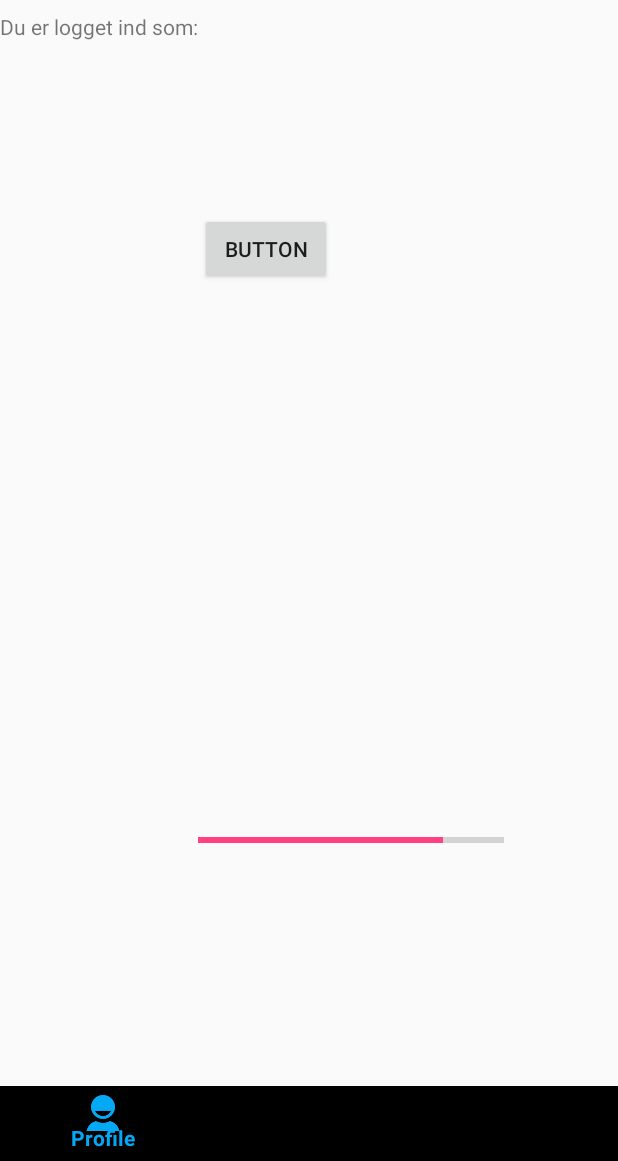
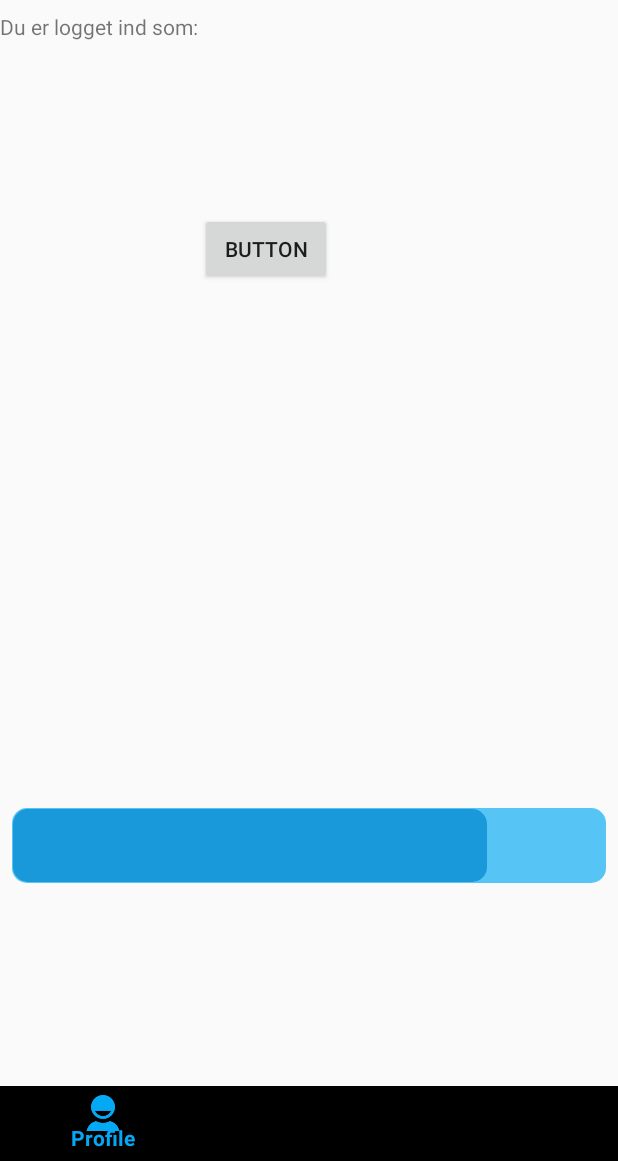
Before and after one commit to Elfernovich/TestTest1, an Android app: the screen it shows after launch once a user with an empty profile is signed in (ProfileActivity), on a phone screen of 412 x 824 dp, the part 75-1236 px from its top. Run offline under Robolectric (Android 15) with nearby library versions, the phone set to English and light mode, and no system bars; our stand-ins replace Firebase (no records; nobody signed in at launch, a user with empty details on screens opened directly).

Commit message:
Epic fail

```diff
--- a/app/src/main/AndroidManifest.xml
+++ b/app/src/main/AndroidManifest.xml
@@ -1,8 +1,11 @@
 <?xml version="1.0" encoding="utf-8"?>
 <manifest xmlns:android="http://schemas.android.com/apk/res/android"
     package="com.example.anders.createuserapp">
+    <uses-permission
+        android:name="android.permission.INTERNET"></uses-permission>
 
     <application
+
         android:allowBackup="true"
         android:icon="@mipmap/ic_launcher"
         android:label="@string/app_name"
--- a/app/src/main/java/com/example/anders/createuserapp/EditUserDataActivity.java
+++ b/app/src/main/java/com/example/anders/createuserapp/EditUserDataActivity.java
@@ -95,7 +95,7 @@ public class EditUserDataActivity extends AppCompatActivity {
         // database and pick the data of the current logged in user
         for(DataSnapshot ds : dataSnapshot.getChildren()){
             User userInfo = new User();
-            userInfo.setEmail(ds.child(userID).getValue(User.class).getEmail()); // set the email
+            userInfo.setEmail(ds.child(userID).child("email").getValue(User.class).getEmail()); // set the email
             userInfo.setFirstName(ds.child(userID).getValue(User.class).getFirstName()); // set the first name
             userInfo.setLastName(ds.child(userID).getValue(User.class).getLastName()); // set the last name
             userInfo.setMemberNumber(ds.child(userID).getValue(User.class).getMemberNumber()); // set the member number
--- a/app/src/main/java/com/example/anders/createuserapp/ProfileActivity.java
+++ b/app/src/main/java/com/example/anders/createuserapp/ProfileActivity.java
@@ -7,6 +7,7 @@ import android.support.annotation.NonNull;
 import android.support.design.widget.BottomNavigationView;
 import android.support.v7.app.AppCompatActivity;
 import android.support.v7.widget.Toolbar;
+import android.util.Log;
 import android.view.Menu;
 import android.view.MenuInflater;
 import android.view.MenuItem;
@@ -18,8 +19,10 @@ import com.google.firebase.auth.FirebaseAuth;
 import com.google.firebase.auth.FirebaseUser;
 
 public class ProfileActivity extends AppCompatActivity{
+    private static final String TAG = "ProfileActivity";
 
     private FirebaseAuth mAuth;
+    private FirebaseAuth.AuthStateListener mAuthListener;
     TextView email;
     ProgressBar prgBar;
     BottomNavigationView bottomNavigationView;
@@ -39,7 +42,7 @@ public class ProfileActivity extends AppCompatActivity{
 
 
         loadUserInformation();
-        prgBar.setProgress(80);
+        setProgressBar();
 
 
 
@@ -70,6 +73,17 @@ public class ProfileActivity extends AppCompatActivity{
                     return false;
                 }
             });
+
+        mAuthListener = new FirebaseAuth.AuthStateListener() {
+            @Override
+            public void onAuthStateChanged(@NonNull FirebaseAuth firebaseAuth) {
+                FirebaseUser user = firebaseAuth.getCurrentUser();
+                if (user != null){
+                    Log.d(TAG, "onAuthStateChanged:signed_in" + user.getUid());
+                    //String userID = user.getUid();
+                }
+            }
+        };
         }
 
 
@@ -123,7 +137,7 @@ public class ProfileActivity extends AppCompatActivity{
     }
 
     public void setProgressBar(){
-        setProgress(80);
+        prgBar.setProgress(80);
     }
 
     public void ButtonCollectActivity (View view) {
--- a/app/src/main/java/com/example/anders/createuserapp/User.java
+++ b/app/src/main/java/com/example/anders/createuserapp/User.java
@@ -17,6 +17,13 @@ public class User {
     }
 
     public User(String firstName, String lastName, String memberNumber) {
+        this.firstName = firstName;
+        this.lastName = lastName;
+        this.memberNumber = memberNumber;
+    }
+
+    public User(String email, String firstName, String lastName, String memberNumber) {
+        this.email = email;
         this.firstName = firstName;
         this.lastName = lastName;
         this.memberNumber = memberNumber;
--- a/app/src/main/java/com/example/anders/createuserapp/UserDataActivity.java
+++ b/app/src/main/java/com/example/anders/createuserapp/UserDataActivity.java
@@ -78,7 +78,7 @@ public class UserDataActivity extends AppCompatActivity implements View.OnClickL
         if (!TextUtils.isEmpty(first_Name) && (!TextUtils.isEmpty(last_Name))) {
 
             String displayEmail = user_Email.getEmail();
-            String displayUserID = usersID.getUid();
+            String displayUserID = userID;
             int points = 0;
             Boolean user_artwork1 = true;
             Boolean user_artwork2 = true;
--- /dev/null
+++ b/app/src/main/res/drawable/myprogressbar.xml
@@ -0,0 +1,26 @@
+<?xml version="1.0" encoding="utf-8"?>
+<layer-list xmlns:android="http://schemas.android.com/apk/res/android">
+
+    <item android:id="@+id/progressBarBackground">
+        <shape>
+
+            <corners android:radius="10dp"></corners>
+            <solid android:color="#a703a9f4"/>
+        </shape>
+    </item>
+
+    <item android:id="@+id/progress"
+        android:top="1dp"
+        android:bottom="1dp"
+        android:left="1dp"
+        android:right="1dp">
+        <scale android:scaleWidth="100%">
+            <shape>
+                <corners android:radius="10dp"></corners>
+
+            <solid android:color="#b90288d1"></solid>
+            </shape>
+        </scale>
+    </item>
+
+</layer-list>
--- a/app/src/main/res/layout/activity_profile.xml
+++ b/app/src/main/res/layout/activity_profile.xml
@@ -57,17 +57,24 @@
             android:onClick="ButtonCollectActivity"
             android:text="Button" />
 
+
         <ProgressBar
             android:id="@+id/progressBar"
-            style="?android:attr/progressBarStyleHorizontal"
-            android:layout_width="204dp"
-            android:layout_height="57dp"
+            style="@android:style/Widget.ProgressBar.Horizontal"
+            android:layout_width="match_parent"
+            android:layout_height="wrap_content"
             android:layout_alignParentBottom="true"
+            android:layout_centerHorizontal="true"
             android:layout_marginBottom="135dp"
-            android:layout_marginStart="-8dp"
-            android:layout_toEndOf="@+id/textViewEmail" />
+            android:layout_marginLeft="8dp"
+            android:layout_marginRight="8dp"
+
+            android:minHeight="50dp"
+            android:progressDrawable="@drawable/myprogressbar" />
 
     </RelativeLayout>
+
+
 
 
     <RelativeLayout
```
